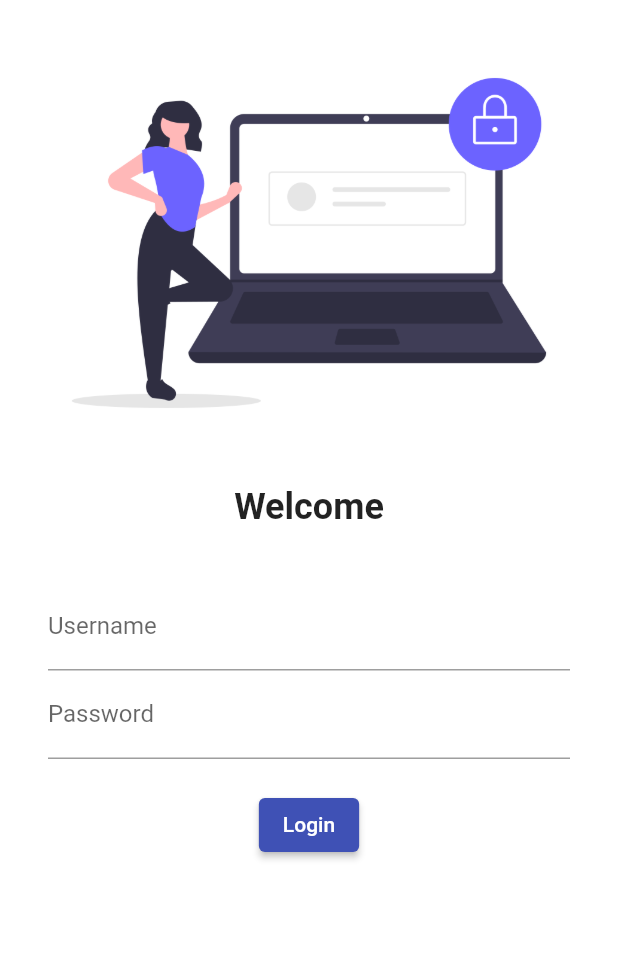
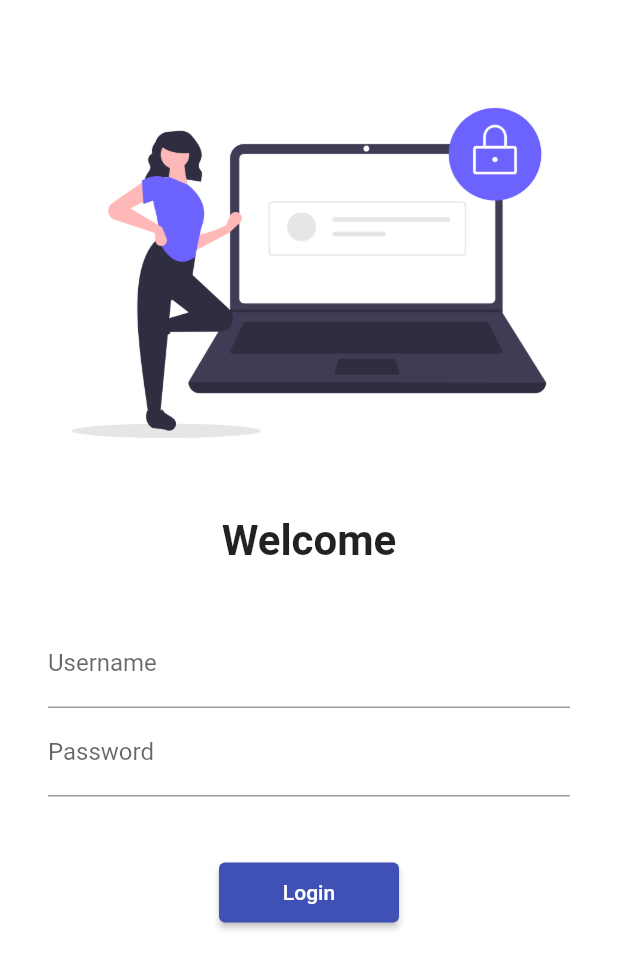
Before and after one commit to AbhishekSharma162000/flutte_catalog, a Flutter app: the screen it shows after launch, on a phone screen of 412 x 824 dp. Shown: the top 969 px of the screen. Run offline on Flutter 3.47's test engine with Material 2 defaults, Android fonts, the phone set to English and light mode, and no system bars.

```diff
--- a/lib/main.dart
+++ b/lib/main.dart
@@ -1,6 +1,7 @@
 import 'package:flutter/material.dart';
 import 'package:flutter_catalog/pages/home_page.dart';
 import 'package:flutter_catalog/pages/login_page.dart';
+import 'package:flutter_catalog/utils/routes.dart';
 
 void main() {
   runApp(MyApp());
@@ -16,11 +17,11 @@ class MyApp extends StatelessWidget {
       theme: ThemeData(
         primarySwatch: Colors.indigo,
       ),
-      // initialRoute: "/home",
+      initialRoute: "/",
       routes: {
         "/": (context) => LoginPage(),
-        "/home": (context) => HomePage(),
-        "/login": (context) => LoginPage(),
+        MyRoutes.homeRoute: (context) => HomePage(),
+        MyRoutes.loginRoute: (context) => LoginPage(),
       },
     );
   }
--- a/lib/pages/home_page.dart
+++ b/lib/pages/home_page.dart
@@ -12,7 +12,7 @@ class HomePage extends StatelessWidget {
       appBar: AppBar(
         title: Text("Catalog App"),
       ),
-      drawer: const Drawer(),
+      //drawer: const Drawer(),
       body: Center(
         child: Text("Welcome to $days days by $name"),
       ),
--- a/lib/pages/login_page.dart
+++ b/lib/pages/login_page.dart
@@ -1,4 +1,5 @@
 import 'package:flutter/material.dart';
+import 'package:flutter_catalog/utils/routes.dart';
 
 class LoginPage extends StatelessWidget {
   const LoginPage({Key? key}) : super(key: key);
@@ -7,10 +8,11 @@ class LoginPage extends StatelessWidget {
   Widget build(BuildContext context) {
     return Material(
         color: Colors.white,
+        child: SingleChildScrollView(
           child: Column(
             children: [
               Padding(
-              padding: const EdgeInsets.only(top: 20),
+                padding: const EdgeInsets.only(top: 40),
                 child: Image.asset(
                   "assets/images/login_image.png",
                   fit: BoxFit.cover,
@@ -21,7 +23,7 @@ class LoginPage extends StatelessWidget {
               ),
               const Text(
                 "Welcome",
-              style: TextStyle(fontSize: 24, fontWeight: FontWeight.bold),
+                style: TextStyle(fontSize: 28, fontWeight: FontWeight.bold),
               ),
               const SizedBox(
                 height: 20,
@@ -41,19 +43,20 @@ class LoginPage extends StatelessWidget {
                           hintText: "Enter password", labelText: "Password"),
                     ),
                     const SizedBox(
-                    height: 20,
+                      height: 40,
                     ),
                     ElevatedButton(
                       onPressed: () {
-                      print("Login Successfully");
+                        Navigator.pushNamed(context, MyRoutes.homeRoute);
                       },
                       child: Text("Login"),
-                    style: TextButton.styleFrom(),
+                      style: TextButton.styleFrom(minimumSize: Size(120, 40)),
                     )
                   ],
                 ),
               )
             ],
+          ),
         ));
   }
 }
--- /dev/null
+++ b/lib/utils/routes.dart
@@ -0,0 +1,4 @@
+class MyRoutes {
+  static String loginRoute = "/login";
+  static String homeRoute = "/home";
+}
```
Lines whose indentation alone changed are shown as unchanged.
